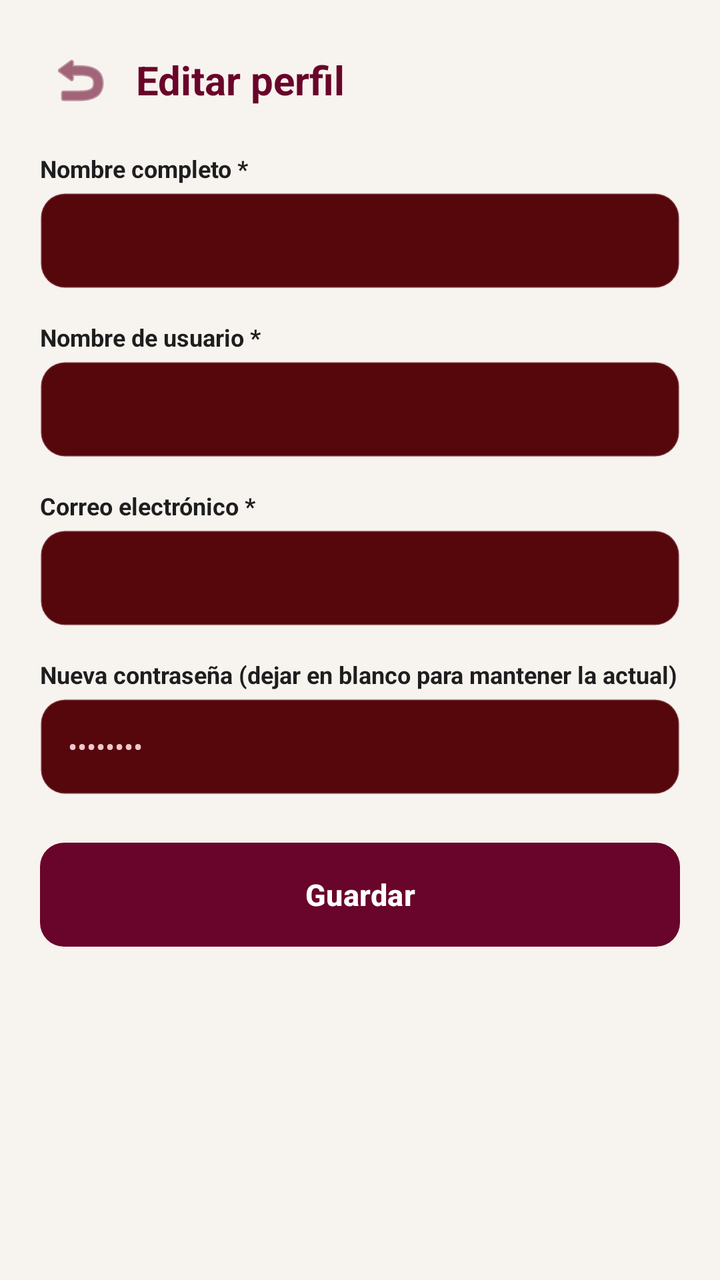
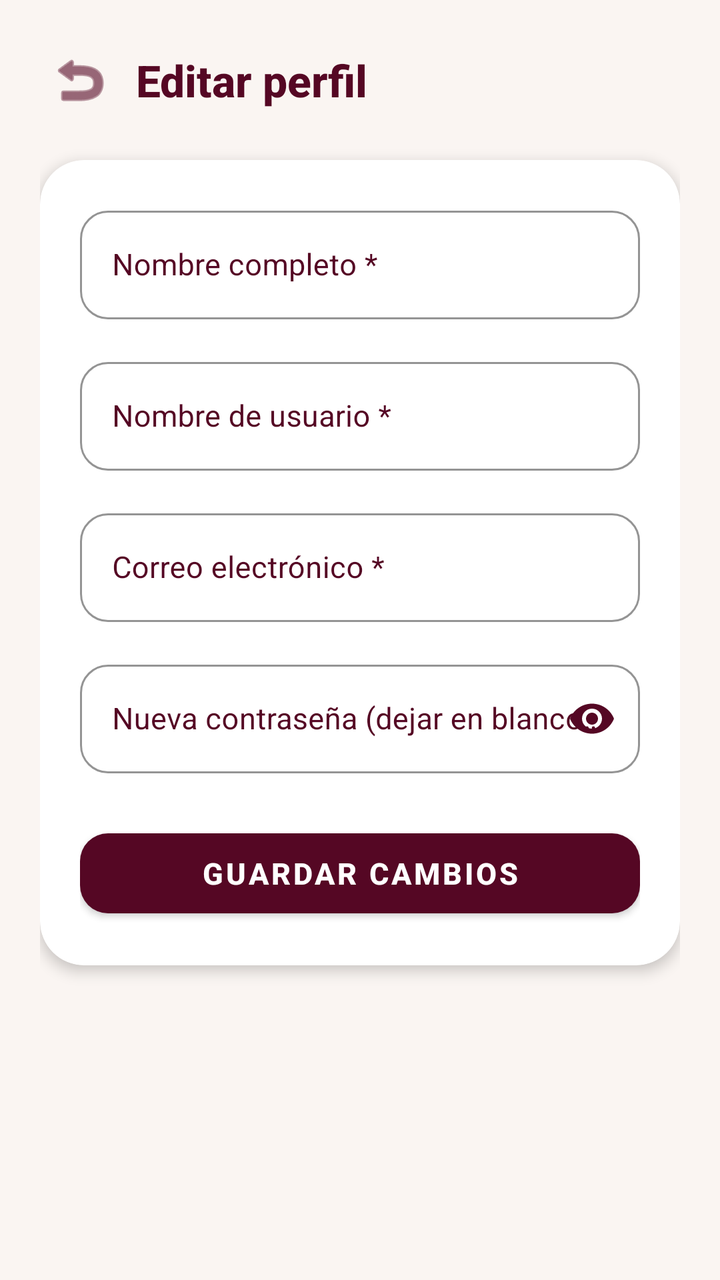

An Android layout rendered at two revisions. The XML below is the earlier revision; the diff shows what the commit changed to produce the second picture.
<!-- AndroidManifest.xml: application theme Theme.Freyr -->
<!-- res/layout/activity_edit_profile.xml -->
<?xml version="1.0" encoding="utf-8"?>
<ScrollView xmlns:android="http://schemas.android.com/apk/res/android"
    xmlns:app="http://schemas.android.com/apk/res-auto"
    android:layout_width="match_parent"
    android:layout_height="match_parent"
    android:fillViewport="true"
    android:background="@color/freyr_background">

    <LinearLayout
        android:layout_width="match_parent"
        android:layout_height="wrap_content"
        android:orientation="vertical"
        android:padding="20dp">

        <LinearLayout
            android:layout_width="match_parent"
            android:layout_height="wrap_content"
            android:orientation="horizontal"
            android:gravity="center_vertical"
            android:layout_marginBottom="16dp">

            <ImageButton
                android:id="@+id/btn_atras"
                android:layout_width="40dp"
                android:layout_height="40dp"
                android:background="?attr/selectableItemBackgroundBorderless"
                android:src="@android:drawable/ic_menu_revert"
                android:contentDescription="@string/btn_back"
                app:tint="@color/freyr_primary" />

            <TextView
                android:layout_width="wrap_content"
                android:layout_height="wrap_content"
                android:text="@string/btn_edit_profile"
                android:textColor="@color/freyr_primary"
                android:textSize="20sp"
                android:textStyle="bold"
                android:layout_marginStart="8dp" />
        </LinearLayout>

        <TextView
            android:id="@+id/tv_feedback"
            android:layout_width="match_parent"
            android:layout_height="wrap_content"
            android:textSize="12sp"
            android:visibility="gone"
            android:layout_marginBottom="12dp" />

        
        <TextView
            android:layout_width="wrap_content"
            android:layout_height="wrap_content"
            android:layout_marginBottom="4dp"
            android:text="Nombre completo *"
            android:textColor="@color/freyr_card_bg"
            android:textSize="12sp"
            android:textStyle="bold" />

        <EditText
            android:id="@+id/et_nombre_completo"
            android:layout_width="match_parent"
            android:layout_height="48dp"
            android:background="@drawable/bg_edit_text"
            android:inputType="textPersonName"
            android:maxLines="1"
            android:textColor="@color/freyr_text_primary"
            android:textSize="14sp"
            android:layout_marginBottom="16dp" />

        
        <TextView
            android:layout_width="wrap_content"
            android:layout_height="wrap_content"
            android:layout_marginBottom="4dp"
            android:text="Nombre de usuario *"
            android:textColor="@color/freyr_card_bg"
            android:textSize="12sp"
            android:textStyle="bold" />

        <EditText
            android:id="@+id/et_usuario"
            android:layout_width="match_parent"
            android:layout_height="48dp"
            android:background="@drawable/bg_edit_text"
            android:inputType="text"
            android:maxLines="1"
            android:textColor="@color/freyr_text_primary"
            android:textSize="14sp"
            android:layout_marginBottom="16dp" />

        
        <TextView
            android:layout_width="wrap_content"
            android:layout_height="wrap_content"
            android:layout_marginBottom="4dp"
            android:text="Correo electrónico *"
            android:textColor="@color/freyr_card_bg"
            android:textSize="12sp"
            android:textStyle="bold" />

        <EditText
            android:id="@+id/et_email"
            android:layout_width="match_parent"
            android:layout_height="48dp"
            android:background="@drawable/bg_edit_text"
            android:inputType="textEmailAddress"
            android:maxLines="1"
            android:textColor="@color/freyr_text_primary"
            android:textSize="14sp"
            android:layout_marginBottom="16dp" />

        
        <TextView
            android:layout_width="wrap_content"
            android:layout_height="wrap_content"
            android:layout_marginBottom="4dp"
            android:text="Nueva contraseña (dejar en blanco para mantener la actual)"
            android:textColor="@color/freyr_card_bg"
            android:textSize="12sp"
            android:textStyle="bold" />

        <EditText
            android:id="@+id/et_contraseña"
            android:layout_width="match_parent"
            android:layout_height="48dp"
            android:background="@drawable/bg_edit_text"
            android:hint="••••••••"
            android:inputType="textPassword"
            android:maxLines="1"
            android:textColor="@color/freyr_text_primary"
            android:textSize="14sp"
            android:layout_marginBottom="24dp" />

        
        <Button
            android:id="@+id/btn_save_profile"
            android:layout_width="match_parent"
            android:layout_height="52dp"
            android:background="@drawable/bg_button_primary"
            android:text="@string/btn_save"
            android:textColor="#FFFFFF"
            android:textSize="15sp"
            android:textStyle="bold"
            app:backgroundTint="@null" />

    </LinearLayout>
</ScrollView>
<!-- resources referenced by this layout -->
<resources>
  <color name="freyr_background">#F7F3EF</color>
  <color name="freyr_card_bg">#1E1E1E</color>
  <color name="freyr_primary">#69042A</color>
  <color name="freyr_text_primary">#E1CCD4</color>
  <!-- drawable bg_button_primary (drawable) -->
  <?xml version="1.0" encoding="utf-8"?>
  <ripple xmlns:android="http://schemas.android.com/apk/res/android"
      android:color="#33FFFFFF">
      <item>
          <shape android:shape="rectangle">
              <corners android:radius="12dp" />
              <solid android:color="@color/freyr_primary" />
          </shape>
      </item>
  </ripple>
  <!-- drawable bg_edit_text (drawable) -->
  <?xml version="1.0" encoding="utf-8"?>
  <selector xmlns:android="http://schemas.android.com/apk/res/android">
      <item android:state_focused="true">
          <shape android:shape="rectangle">
              <corners android:radius="12dp" />
              <solid android:color="@color/freyr_surface" />
              <stroke android:width="2dp" android:color="@color/freyr_primary" />
              <padding android:bottom="12dp" android:left="14dp" android:right="14dp" android:top="12dp" />
          </shape>
      </item>
      <item>
          <shape android:shape="rectangle">
              <corners android:radius="12dp" />
              <solid android:color="@color/freyr_surface" />
              <stroke android:width="1dp" android:color="@color/freyr_border" />
              <padding android:bottom="12dp" android:left="14dp" android:right="14dp" android:top="12dp" />
          </shape>
      </item>
  </selector>
  <string name="btn_back">Volver</string>
  <string name="btn_edit_profile">Editar perfil</string>
  <string name="btn_save">Guardar</string>
  <style name="Theme.Freyr" parent="Theme.Material3.Dark.NoActionBar">
  
          
          <item name="colorPrimary">@color/freyr_primary</item>
          <item name="colorPrimaryDark">@color/freyr_primary_dark</item>
          <item name="colorSecondary">@color/freyr_secondary</item>
          <item name="colorOnPrimary">#FFFFFF</item>
          <item name="colorOnSecondary">@color/freyr_primary</item>
  
          
          <item name="android:colorBackground">@color/freyr_background</item>
          <item name="colorSurface">@color/freyr_surface</item>
          <item name="colorOnSurface">@color/freyr_text_primary</item>
  
          
          <item name="android:statusBarColor">@color/freyr_background</item>
          <item name="android:windowLightStatusBar">false</item>
          <item name="android:navigationBarColor">@color/freyr_background</item>
          <item name="android:windowLightNavigationBar">false</item>
  
          
          <item name="android:textColor">@color/freyr_text_primary</item>
          <item name="android:textColorHint">@color/freyr_text_secondary</item>
          <item name="colorControlNormal">@color/freyr_secondary</item>
          <item name="colorControlActivated">@color/freyr_primary</item>
  
      </style>
  <color name="freyr_surface">#56070C</color>
  <color name="freyr_border">#33E1CCD4</color>
  <color name="freyr_primary_dark">#4A031E</color>
  <color name="freyr_secondary">#E1CCD4</color>
  <color name="freyr_text_secondary">#F6F5CFD4</color>
</resources>

<!-- the commit's change to res/layout/activity_edit_profile.xml (unified diff, before → after) -->
@@ -12,12 +12,13 @@
         android:orientation="vertical"
         android:padding="20dp">
 
+        
         <LinearLayout
             android:layout_width="match_parent"
             android:layout_height="wrap_content"
             android:orientation="horizontal"
             android:gravity="center_vertical"
-            android:layout_marginBottom="16dp">
+            android:layout_marginBottom="20dp">
 
             <ImageButton
                 android:id="@+id/btn_atras"
@@ -25,19 +26,21 @@
                 android:layout_height="40dp"
                 android:background="?attr/selectableItemBackgroundBorderless"
                 android:src="@android:drawable/ic_menu_revert"
-                android:contentDescription="@string/btn_back"
+                android:contentDescription="Volver"
                 app:tint="@color/freyr_primary" />
 
             <TextView
                 android:layout_width="wrap_content"
                 android:layout_height="wrap_content"
-                android:text="@string/btn_edit_profile"
+                android:text="Editar perfil"
                 android:textColor="@color/freyr_primary"
-                android:textSize="20sp"
+                android:textSize="22sp"
                 android:textStyle="bold"
+                android:fontFamily="sans-serif-medium"
                 android:layout_marginStart="8dp" />
         </LinearLayout>
 
+        
         <TextView
             android:id="@+id/tv_feedback"
             android:layout_width="match_parent"
@@ -47,101 +50,140 @@
             android:layout_marginBottom="12dp" />
 
         
-        <TextView
-            android:layout_width="wrap_content"
+        <com.google.android.material.card.MaterialCardView
+            android:layout_width="match_parent"
             android:layout_height="wrap_content"
-            android:layout_marginBottom="4dp"
-            android:text="Nombre completo *"
-            android:textColor="@color/freyr_card_bg"
-            android:textSize="12sp"
-            android:textStyle="bold" />
+            app:cardCornerRadius="22dp"
+            app:cardElevation="4dp"
+            app:cardBackgroundColor="#FFFFFF"
+            app:strokeWidth="0dp">
 
-        <EditText
-            android:id="@+id/et_nombre_completo"
-            android:layout_width="match_parent"
-            android:layout_height="48dp"
-            android:background="@drawable/bg_edit_text"
-            android:inputType="textPersonName"
-            android:maxLines="1"
-            android:textColor="@color/freyr_text_primary"
-            android:textSize="14sp"
-            android:layout_marginBottom="16dp" />
+            <LinearLayout
+                android:layout_width="match_parent"
+                android:layout_height="wrap_content"
+                android:orientation="vertical"
+                android:padding="20dp">
 
-        
-        <TextView
-            android:layout_width="wrap_content"
-            android:layout_height="wrap_content"
-            android:layout_marginBottom="4dp"
-            android:text="Nombre de usuario *"
-            android:textColor="@color/freyr_card_bg"
-            android:textSize="12sp"
-            android:textStyle="bold" />
+                
+                <com.google.android.material.textfield.TextInputLayout
+                    style="@style/Widget.MaterialComponents.TextInputLayout.OutlinedBox"
+                    android:layout_width="match_parent"
+                    android:layout_height="wrap_content"
+                    android:hint="Nombre completo *"
+                    android:textColorHint="@color/freyr_primary"
+                    app:hintTextColor="@color/freyr_primary"
+                    app:boxStrokeColor="@color/freyr_primary"
+                    app:boxStrokeWidthFocused="2dp"
+                    app:boxCornerRadiusTopStart="14dp"
+                    app:boxCornerRadiusTopEnd="14dp"
+                    app:boxCornerRadiusBottomStart="14dp"
+                    app:boxCornerRadiusBottomEnd="14dp"
+                    android:layout_marginBottom="16dp">
 
-        <EditText
-            android:id="@+id/et_usuario"
-            android:layout_width="match_parent"
-            android:layout_height="48dp"
-            android:background="@drawable/bg_edit_text"
-            android:inputType="text"
-            android:maxLines="1"
-            android:textColor="@color/freyr_text_primary"
-            android:textSize="14sp"
-            android:layout_marginBottom="16dp" />
+                    <com.google.android.material.textfield.TextInputEditText
+                        android:id="@+id/et_nombre_completo"
+                        android:layout_width="match_parent"
+                        android:layout_height="wrap_content"
+                        android:inputType="textPersonName"
+                        android:maxLines="1"
+                        android:textColor="@color/freyr_text_primary"
+                        android:textSize="15sp" />
+                </com.google.android.material.textfield.TextInputLayout>
 
-        
-        <TextView
-            android:layout_width="wrap_content"
-            android:layout_height="wrap_content"
-            android:layout_marginBottom="4dp"
-            android:text="Correo electrónico *"
-            android:textColor="@color/freyr_card_bg"
-            android:textSize="12sp"
-            android:textStyle="bold" />
+                
+                <com.google.android.material.textfield.TextInputLayout
+                    style="@style/Widget.MaterialComponents.TextInputLayout.OutlinedBox"
+                    android:layout_width="match_parent"
+                    android:layout_height="wrap_content"
+                    android:hint="Nombre de usuario *"
+                    android:textColorHint="@color/freyr_primary"
+                    app:hintTextColor="@color/freyr_primary"
+                    app:boxStrokeColor="@color/freyr_primary"
+                    app:boxStrokeWidthFocused="2dp"
+                    app:boxCornerRadiusTopStart="14dp"
+                    app:boxCornerRadiusTopEnd="14dp"
+                    app:boxCornerRadiusBottomStart="14dp"
+                    app:boxCornerRadiusBottomEnd="14dp"
+                    android:layout_marginBottom="16dp">
 
-        <EditText
-            android:id="@+id/et_email"
-            android:layout_width="match_parent"
-            android:layout_height="48dp"
-            android:background="@drawable/bg_edit_text"
-            android:inputType="textEmailAddress"
-            android:maxLines="1"
-            android:textColor="@color/freyr_text_primary"
-            android:textSize="14sp"
-            android:layout_marginBottom="16dp" />
+                    <com.google.android.material.textfield.TextInputEditText
+                        android:id="@+id/et_usuario"
+                        android:layout_width="match_parent"
+                        android:layout_height="wrap_content"
+                        android:inputType="text"
+                        android:maxLines="1"
+                        android:textColor="@color/freyr_text_primary"
+                        android:textSize="15sp" />
+                </com.google.android.material.textfield.TextInputLayout>
 
-        
-        <TextView
-            android:layout_width="wrap_content"
-            android:layout_height="wrap_content"
-            android:layout_marginBottom="4dp"
-            android:text="Nueva contraseña (dejar en blanco para mantener la actual)"
-            android:textColor="@color/freyr_card_bg"
-            android:textSize="12sp"
-            android:textStyle="bold" />
+                
+                <com.google.android.material.textfield.TextInputLayout
+                    style="@style/Widget.MaterialComponents.TextInputLayout.OutlinedBox"
+                    android:layout_width="match_parent"
+                    android:layout_height="wrap_content"
+                    android:hint="Correo electrónico *"
+                    android:textColorHint="@color/freyr_primary"
+                    app:hintTextColor="@color/freyr_primary"
+                    app:boxStrokeColor="@color/freyr_primary"
+                    app:boxStrokeWidthFocused="2dp"
+                    app:boxCornerRadiusTopStart="14dp"
+                    app:boxCornerRadiusTopEnd="14dp"
+                    app:boxCornerRadiusBottomStart="14dp"
+                    app:boxCornerRadiusBottomEnd="14dp"
+                    android:layout_marginBottom="16dp">
 
-        <EditText
-            android:id="@+id/et_contraseña"
-            android:layout_width="match_parent"
-            android:layout_height="48dp"
-            android:background="@drawable/bg_edit_text"
-            android:hint="••••••••"
-            android:inputType="textPassword"
-            android:maxLines="1"
-            android:textColor="@color/freyr_text_primary"
-            android:textSize="14sp"
-            android:layout_marginBottom="24dp" />
+                    <com.google.android.material.textfield.TextInputEditText
+                        android:id="@+id/et_email"
+                        android:layout_width="match_parent"
+                        android:layout_height="wrap_content"
+                        android:inputType="textEmailAddress"
+                        android:maxLines="1"
+                        android:textColor="@color/freyr_text_primary"
+                        android:textSize="15sp" />
+                </com.google.android.material.textfield.TextInputLayout>
 
-        
-        <Button
-            android:id="@+id/btn_save_profile"
-            android:layout_width="match_parent"
-            android:layout_height="52dp"
-            android:background="@drawable/bg_button_primary"
-            android:text="@string/btn_save"
-            android:textColor="#FFFFFF"
-            android:textSize="15sp"
-            android:textStyle="bold"
-            app:backgroundTint="@null" />
+                
+                <com.google.android.material.textfield.TextInputLayout
+                    style="@style/Widget.MaterialComponents.TextInputLayout.OutlinedBox"
+                    android:layout_width="match_parent"
+                    android:layout_height="wrap_content"
+                    android:hint="Nueva contraseña (dejar en blanco para mantener)"
+                    android:textColorHint="@color/freyr_primary"
+                    app:hintTextColor="@color/freyr_primary"
+                    app:boxStrokeColor="@color/freyr_primary"
+                    app:boxStrokeWidthFocused="2dp"
+                    app:boxCornerRadiusTopStart="14dp"
+                    app:boxCornerRadiusTopEnd="14dp"
+                    app:boxCornerRadiusBottomStart="14dp"
+                    app:boxCornerRadiusBottomEnd="14dp"
+                    app:endIconMode="password_toggle"
+                    app:endIconTint="@color/freyr_primary"
+                    android:layout_marginBottom="24dp">
+
+                    <com.google.android.material.textfield.TextInputEditText
+                        android:id="@+id/et_contraseña"
+                        android:layout_width="match_parent"
+                        android:layout_height="wrap_content"
+                        android:inputType="textPassword"
+                        android:maxLines="1"
+                        android:textColor="@color/freyr_text_primary"
+                        android:textSize="15sp" />
+                </com.google.android.material.textfield.TextInputLayout>
+
+                <com.google.android.material.button.MaterialButton
+                    android:id="@+id/btn_save_profile"
+                    android:layout_width="match_parent"
+                    android:layout_height="52dp"
+                    android:text="Guardar cambios"
+                    android:textColor="#FFFFFF"
+                    android:textSize="15sp"
+                    android:textStyle="bold"
+                    app:cornerRadius="14dp"
+                    app:backgroundTint="@color/freyr_primary"
+                    android:elevation="2dp" />
+
+            </LinearLayout>
+        </com.google.android.material.card.MaterialCardView>
 
     </LinearLayout>
 </ScrollView>
<!-- resource entries referenced after the edit -->
@@ -1,74 +1,20 @@
 <!-- resources referenced by this layout -->
 <resources>
-  <color name="freyr_background">#F7F3EF</color>
-  <color name="freyr_card_bg">#1E1E1E</color>
-  <color name="freyr_primary">#69042A</color>
-  <color name="freyr_text_primary">#E1CCD4</color>
-  <!-- drawable bg_button_primary (drawable) -->
-  <?xml version="1.0" encoding="utf-8"?>
-  <ripple xmlns:android="http://schemas.android.com/apk/res/android"
-      android:color="#33FFFFFF">
-      <item>
-          <shape android:shape="rectangle">
-              <corners android:radius="12dp" />
-              <solid android:color="@color/freyr_primary" />
-          </shape>
-      </item>
-  </ripple>
-  <!-- drawable bg_edit_text (drawable) -->
-  <?xml version="1.0" encoding="utf-8"?>
-  <selector xmlns:android="http://schemas.android.com/apk/res/android">
-      <item android:state_focused="true">
-          <shape android:shape="rectangle">
-              <corners android:radius="12dp" />
-              <solid android:color="@color/freyr_surface" />
-              <stroke android:width="2dp" android:color="@color/freyr_primary" />
-              <padding android:bottom="12dp" android:left="14dp" android:right="14dp" android:top="12dp" />
-          </shape>
-      </item>
-      <item>
-          <shape android:shape="rectangle">
-              <corners android:radius="12dp" />
-              <solid android:color="@color/freyr_surface" />
-              <stroke android:width="1dp" android:color="@color/freyr_border" />
-              <padding android:bottom="12dp" android:left="14dp" android:right="14dp" android:top="12dp" />
-          </shape>
-      </item>
-  </selector>
-  <string name="btn_back">Volver</string>
-  <string name="btn_edit_profile">Editar perfil</string>
-  <string name="btn_save">Guardar</string>
-  <style name="Theme.Freyr" parent="Theme.Material3.Dark.NoActionBar">
+  <color name="freyr_background">#FAF5F2</color>
+  <color name="freyr_primary">#550724</color>
+  <color name="freyr_text_primary">#2D1B22</color>
+  <style name="Theme.Freyr" parent="Theme.MaterialComponents.DayNight.NoActionBar">
+          
+          <item name="android:statusBarColor">#550724</item>
   
           
-          <item name="colorPrimary">@color/freyr_primary</item>
-          <item name="colorPrimaryDark">@color/freyr_primary_dark</item>
-          <item name="colorSecondary">@color/freyr_secondary</item>
-          <item name="colorOnPrimary">#FFFFFF</item>
-          <item name="colorOnSecondary">@color/freyr_primary</item>
+          <item name="android:windowLightStatusBar">false</item>
   
           
-          <item name="android:colorBackground">@color/freyr_background</item>
-          <item name="colorSurface">@color/freyr_surface</item>
-          <item name="colorOnSurface">@color/freyr_text_primary</item>
-  
-          
-          <item name="android:statusBarColor">@color/freyr_background</item>
-          <item name="android:windowLightStatusBar">false</item>
-          <item name="android:navigationBarColor">@color/freyr_background</item>
-          <item name="android:windowLightNavigationBar">false</item>
-  
-          
-          <item name="android:textColor">@color/freyr_text_primary</item>
-          <item name="android:textColorHint">@color/freyr_text_secondary</item>
-          <item name="colorControlNormal">@color/freyr_secondary</item>
-          <item name="colorControlActivated">@color/freyr_primary</item>
-  
+          <item name="colorPrimary">#550724</item>
+          <item name="colorPrimaryVariant">#42091D</item>
+          <item name="colorOnPrimary">#FFFFFF</item>
+          <item name="android:windowBackground">#FAF5F2</item>
       </style>
-  <color name="freyr_surface">#56070C</color>
-  <color name="freyr_border">#33E1CCD4</color>
-  <color name="freyr_primary_dark">#4A031E</color>
-  <color name="freyr_secondary">#E1CCD4</color>
-  <color name="freyr_text_secondary">#F6F5CFD4</color>
 </resources>
 
